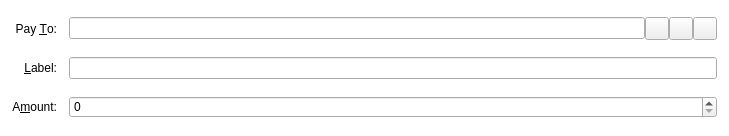
Qt form src/qt/forms/sendcoinsentry.ui (hanzou-x/Flaps) before a commit.
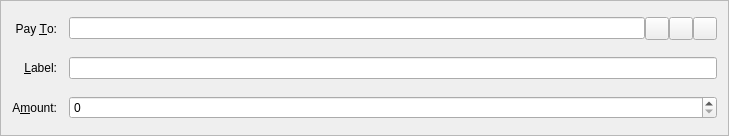
The same form after that commit. Icons and pictures are not drawn. Custom widgets are drawn as their Qt base class.

Commit message: Style Sheet Fix SP4.1

Diff of the .ui file:
```diff
--- a/src/qt/forms/sendcoinsentry.ui
+++ b/src/qt/forms/sendcoinsentry.ui
@@ -13,9 +13,6 @@
   <property name="windowTitle">
    <string>Form</string>
   </property>
-  <property name="styleSheet">
-   <string notr="true">QFrame { background: transparent; }</string>
-  </property>
   <property name="frameShape">
    <enum>QFrame::StyledPanel</enum>
   </property>
```
The commit also changes 12 other files.
